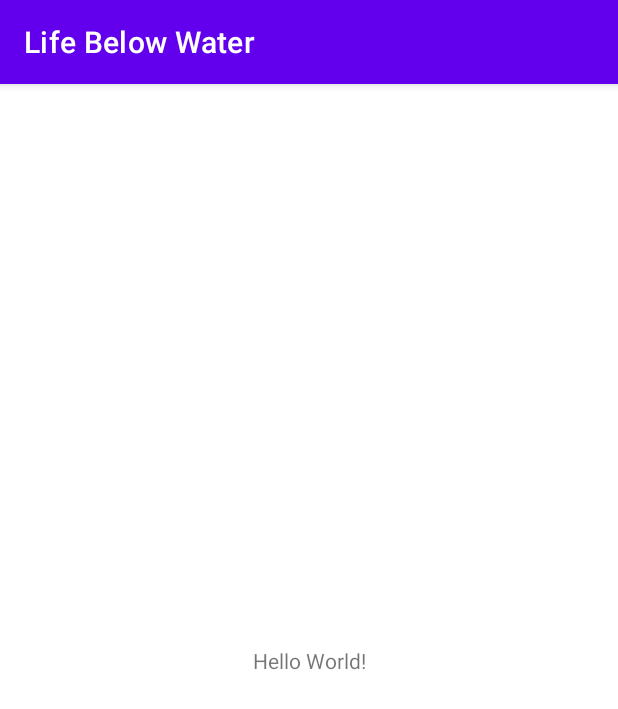
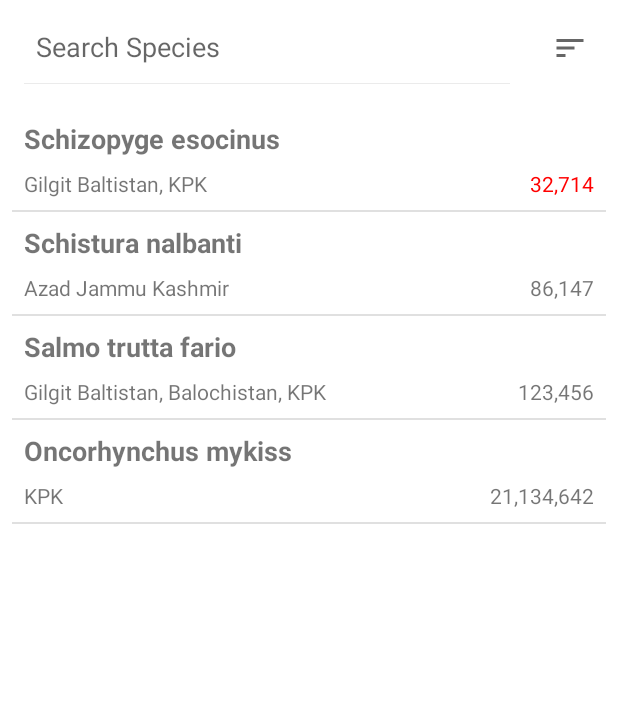
Before and after one commit to mshahidshakeel/LifeBelowWater, an Android app: the screen it shows after launch (MainActivity), on a phone screen of 412 x 824 dp. Shown: the top 709 px of the screen. Run offline under Robolectric (Android 15) with nearby library versions, the phone set to English and light mode, and no system bars.

Commit message:
Add Following Functionalities:
1. Everyone can view species list
2. Everyone can search species by location
3. Everyone can sort species ascending or descing by their population
4. Population of endangered species is higlighted by RED color

```diff
--- a/app/src/main/java/com/shahidshakeel/lifebelowwater/MainActivity.java
+++ b/app/src/main/java/com/shahidshakeel/lifebelowwater/MainActivity.java
@@ -1,14 +1,85 @@
 package com.shahidshakeel.lifebelowwater;
 
 import androidx.appcompat.app.AppCompatActivity;
+import androidx.appcompat.widget.SearchView;
+import androidx.recyclerview.widget.DividerItemDecoration;
+import androidx.recyclerview.widget.LinearLayoutManager;
+import androidx.recyclerview.widget.RecyclerView;
 
 import android.os.Bundle;
+import android.view.View;
+import android.widget.Adapter;
+import android.widget.GridLayout;
+import android.widget.ImageButton;
+
+import com.shahidshakeel.lifebelowwater.model.Specie;
+import com.shahidshakeel.lifebelowwater.utils.recyclerview.species.SpeciesAdapter;
+
+import java.lang.reflect.Array;
+import java.util.ArrayList;
+import java.util.Collection;
+import java.util.Collections;
 
 public class MainActivity extends AppCompatActivity {
+  private final ArrayList<Specie> species = new ArrayList<>();
 
   @Override
   protected void onCreate(Bundle savedInstanceState) {
     super.onCreate(savedInstanceState);
     setContentView(R.layout.activity_main);
+    loadData();
+
+    RecyclerView rvSpecies = findViewById(R.id.rvSpecies);
+    SearchView svSpecies = findViewById(R.id.svSpecies);
+    SpeciesAdapter speciesAdapter = new SpeciesAdapter(species);
+    ImageButton ibSort = findViewById(R.id.ibSort);
+
+    rvSpecies.setAdapter(speciesAdapter);
+    rvSpecies.setLayoutManager(new LinearLayoutManager(this));
+    rvSpecies.addItemDecoration(new DividerItemDecoration(this, DividerItemDecoration.VERTICAL));
+
+    svSpecies.setOnQueryTextListener(
+      new SearchView.OnQueryTextListener() {
+        @Override
+        public boolean onQueryTextSubmit(String query) {
+          return false;
+        }
+
+        @Override
+        public boolean onQueryTextChange(String newText) {
+          speciesAdapter.getSpecieFilter().filter(newText);
+          return false;
+        }
+      }
+    );
+
+    ibSort.setOnClickListener(
+      v -> speciesAdapter.toggleSort()
+    );
+  }
+
+  private void loadData() {
+    ArrayList<String> salmoLocations = new ArrayList<>();
+    salmoLocations.add("Gilgit Baltistan");
+    salmoLocations.add("Balochistan");
+    salmoLocations.add("KPK");
+    species.add(new Specie("Salmo trutta fario", "N/D", salmoLocations, 123456));
+
+    ArrayList<String> mykissLocations = new ArrayList<>();
+    mykissLocations.add("KPK");
+    species.add(new Specie("Oncorhynchus mykiss", "N/D", mykissLocations, 21134642));
+
+    ArrayList<String> schisturaLocations = new ArrayList<>();
+    schisturaLocations.add("Azad Jammu Kashmir");
+    species.add(new Specie("Schistura nalbanti", "N/D", schisturaLocations, 86147));
+
+    ArrayList<String> schizopygeLocations = new ArrayList<>();
+    schizopygeLocations.add("Gilgit Baltistan");
+    schizopygeLocations.add("KPK");
+    species.add(new Specie("Schizopyge esocinus", "N/D", schizopygeLocations, 32714));
+
+
+
+
   }
 }
--- /dev/null
+++ b/app/src/main/java/com/shahidshakeel/lifebelowwater/model/Specie.java
@@ -0,0 +1,54 @@
+package com.shahidshakeel.lifebelowwater.model;
+
+import java.util.ArrayList;
+import java.util.List;
+
+public class Specie implements Comparable<Specie>{
+  private String name, description;
+  private ArrayList<String> locations;
+  private long population;
+
+  public Specie(String name, String description, ArrayList<String> locations, long population) {
+    this.name = name;
+    this.description = description;
+    this.locations = locations;
+    this.population = population;
+  }
+
+  public String getName() {
+    return name;
+  }
+
+  public void setName(String name) {
+    this.name = name;
+  }
+
+  public String getDescription() {
+    return description;
+  }
+
+  public void setDescription(String description) {
+    this.description = description;
+  }
+
+  public ArrayList<String> getLocations() {
+    return locations;
+  }
+
+  public void setLocations(ArrayList<String> locations) {
+    this.locations = locations;
+  }
+
+  public long getPopulation() {
+    return population;
+  }
+
+  public void setPopulation(long population) {
+    this.population = population;
+  }
+
+  @Override
+  public int compareTo(Specie o) {
+    return (int) (this.population - o.getPopulation());
+  }
+}
--- /dev/null
+++ b/app/src/main/java/com/shahidshakeel/lifebelowwater/utils/recyclerview/species/SpeciesAdapter.java
@@ -0,0 +1,98 @@
+package com.shahidshakeel.lifebelowwater.utils.recyclerview.species;
+
+import android.view.LayoutInflater;
+import android.view.View;
+import android.view.ViewGroup;
+import android.widget.Filter;
+
+import androidx.annotation.NonNull;
+import androidx.recyclerview.widget.RecyclerView;
+
+import com.shahidshakeel.lifebelowwater.R;
+import com.shahidshakeel.lifebelowwater.model.Specie;
+
+import java.util.ArrayList;
+import java.util.Collection;
+import java.util.Collections;
+
+public class SpeciesAdapter extends RecyclerView.Adapter<SpeciesViewHolder> {
+  private final ArrayList<Specie> species;
+  private final ArrayList<Specie> filteredSpecies;
+  private boolean sorted;
+
+  public SpeciesAdapter(ArrayList<Specie> species) {
+    Collections.sort(species);
+    sorted = true;
+
+    this.species = species;
+    this.filteredSpecies = new ArrayList<>(this.species);
+  }
+
+  @NonNull
+  @Override
+  public SpeciesViewHolder onCreateViewHolder(@NonNull ViewGroup parent, int viewType) {
+    LayoutInflater inflater = LayoutInflater.from(parent.getContext());
+    View view = inflater.inflate(R.layout.view_holder_species, parent, false);
+    return new SpeciesViewHolder(view);
+  }
+
+  @Override
+  public void onBindViewHolder(@NonNull SpeciesViewHolder holder, int position) {
+    Specie specie = filteredSpecies.get(position);
+    holder.setSpecieName(specie.getName());
+    holder.setSpecieLocations(specie.getLocations());
+    holder.setSpeciePopulation(specie.getPopulation());
+  }
+
+  @Override
+  public int getItemCount() {
+    return filteredSpecies.size();
+  }
+
+  public Filter getSpecieFilter() {
+    return specieFilter;
+  }
+
+  private final Filter specieFilter = new Filter() {
+    @Override
+    protected FilterResults performFiltering(CharSequence constraint) {
+      String searchKey = constraint.toString().toLowerCase();
+
+      FilterResults filterResults = new FilterResults();
+
+      if (searchKey.isEmpty()) {
+        filterResults.values = new ArrayList<>(species);
+      } else {
+        ArrayList<Specie> filteredSpecies = new ArrayList<>();
+        for (Specie specie : species)
+          for (String location : specie.getLocations())
+            if (location.toLowerCase().startsWith(searchKey))
+              filteredSpecies.add(specie);
+
+        filterResults.values = filteredSpecies;
+      }
+
+      return filterResults;
+    }
+
+    @Override
+    protected void publishResults(CharSequence constraint, FilterResults results) {
+      filteredSpecies.clear();
+      filteredSpecies.addAll((Collection<? extends Specie>) results.values);
+      notifyDataSetChanged();
+    }
+  };
+
+  public void toggleSort() {
+    if (sorted) {
+      Collections.reverse(species);
+      Collections.reverse(filteredSpecies);
+      sorted = false;
+    } else {
+      Collections.sort(species);
+      Collections.sort(filteredSpecies);
+      sorted = true;
+    }
+    notifyDataSetChanged();
+  }
+}
--- /dev/null
+++ b/app/src/main/java/com/shahidshakeel/lifebelowwater/utils/recyclerview/species/SpeciesViewHolder.java
@@ -0,0 +1,46 @@
+package com.shahidshakeel.lifebelowwater.utils.recyclerview.species;
+
+import android.annotation.SuppressLint;
+import android.graphics.Color;
+import android.view.View;
+import android.widget.TextView;
+
+import androidx.annotation.NonNull;
+import androidx.recyclerview.widget.RecyclerView;
+
+import com.shahidshakeel.lifebelowwater.R;
+
+import java.text.NumberFormat;
+import java.util.ArrayList;
+import java.util.function.LongBinaryOperator;
+
+public class SpeciesViewHolder extends RecyclerView.ViewHolder {
+  private final TextView tvSpecieName, tvLocations, tvPopulation;
+
+  public SpeciesViewHolder(@NonNull View itemView) {
+    super(itemView);
+    tvSpecieName = itemView.findViewById(R.id.tvSpecieName);
+    tvLocations = itemView.findViewById(R.id.tvLocations);
+    tvPopulation = itemView.findViewById(R.id.tvPopulation);
+  }
+
+  public void setSpecieName(String specieName) {
+    this.tvSpecieName.setText(specieName);
+  }
+
+  public void setSpecieLocations(ArrayList<String> locations) {
+    StringBuilder locationsStringBuilder = new StringBuilder();
+    for (int i = 0; i < locations.size(); ++i) {
+      locationsStringBuilder.append(locations.get(i));
+      if (i != locations.size() - 1)
+        locationsStringBuilder.append(", ");
+    }
+    tvLocations.setText(locationsStringBuilder.toString());
+  }
+
+  public void setSpeciePopulation(long population) {
+    tvPopulation.setText(NumberFormat.getNumberInstance().format(population));
+    if (population < 50000)
+      tvPopulation.setTextColor(Color.RED);
+  }
+}
--- /dev/null
+++ b/app/src/main/res/drawable/ic_baseline_sort_24.xml
@@ -0,0 +1,10 @@
+<vector xmlns:android="http://schemas.android.com/apk/res/android"
+    android:width="24dp"
+    android:height="24dp"
+    android:viewportWidth="24"
+    android:viewportHeight="24"
+    android:tint="?attr/colorControlNormal">
+  <path
+      android:fillColor="@android:color/white"
+      android:pathData="M3,18h6v-2L3,16v2zM3,6v2h18L21,6L3,6zM3,13h12v-2L3,11v2z"/>
+</vector>
--- a/app/src/main/res/layout/activity_main.xml
+++ b/app/src/main/res/layout/activity_main.xml
@@ -6,13 +6,40 @@
     android:layout_height="match_parent"
     tools:context=".MainActivity">
 
-    <TextView
-        android:layout_width="wrap_content"
+    <androidx.appcompat.widget.SearchView
+        android:id="@+id/svSpecies"
+        android:layout_width="0sp"
         android:layout_height="wrap_content"
-        android:text="Hello World!"
+        android:layout_margin="8sp"
+        app:iconifiedByDefault="false"
+        app:layout_constraintBottom_toTopOf="@id/rvSpecies"
+        app:layout_constraintEnd_toStartOf="@id/ibSort"
+        app:layout_constraintStart_toStartOf="parent"
+        app:layout_constraintTop_toTopOf="parent"
+        app:queryHint="Search Species"
+        app:searchIcon="@null" />
+
+    <ImageButton
+        android:id="@+id/ibSort"
+        style="@style/Widget.AppCompat.ButtonBar.AlertDialog"
+        android:layout_width="0sp"
+        android:layout_height="0sp"
+        android:layout_marginEnd="8sp"
+        android:layout_marginRight="8sp"
+        android:src="@drawable/ic_baseline_sort_24"
+        app:layout_constraintBottom_toBottomOf="@id/svSpecies"
+        app:layout_constraintDimensionRatio="1:1"
+        app:layout_constraintEnd_toEndOf="parent"
+        app:layout_constraintTop_toTopOf="@id/svSpecies"
+        tools:ignore="ContentDescription" />
+
+    <androidx.recyclerview.widget.RecyclerView
+        android:id="@+id/rvSpecies"
+        android:layout_width="0sp"
+        android:layout_height="0sp"
+        android:layout_margin="8sp"
         app:layout_constraintBottom_toBottomOf="parent"
-        app:layout_constraintLeft_toLeftOf="parent"
-        app:layout_constraintRight_toRightOf="parent"
-        app:layout_constraintTop_toTopOf="parent" />
-
+        app:layout_constraintEnd_toEndOf="parent"
+        app:layout_constraintStart_toStartOf="parent"
+        app:layout_constraintTop_toBottomOf="@id/svSpecies" />
 </androidx.constraintlayout.widget.ConstraintLayout>
--- /dev/null
+++ b/app/src/main/res/layout/view_holder_species.xml
@@ -0,0 +1,43 @@
+<?xml version="1.0" encoding="utf-8"?>
+<androidx.constraintlayout.widget.ConstraintLayout xmlns:android="http://schemas.android.com/apk/res/android"
+    xmlns:app="http://schemas.android.com/apk/res-auto"
+    android:layout_width="match_parent"
+    android:layout_height="wrap_content">
+
+    <TextView
+        android:id="@+id/tvSpecieName"
+        android:layout_width="match_parent"
+        android:layout_height="wrap_content"
+        android:padding="8sp"
+        android:text="Specie Name"
+        android:textSize="18sp"
+        android:textStyle="bold"
+        app:layout_constraintTop_toTopOf="parent" />
+
+    <TextView
+        android:id="@+id/tvLocations"
+        android:layout_width="0sp"
+        android:layout_height="wrap_content"
+        android:ellipsize="end"
+        android:lines="1"
+        android:paddingHorizontal="8sp"
+        android:paddingBottom="8sp"
+        android:text="Punjab, Sindh, KPK, Balochistan"
+        android:textSize="14sp"
+        app:layout_constraintEnd_toStartOf="@id/tvPopulation"
+        app:layout_constraintStart_toStartOf="parent"
+        app:layout_constraintTop_toBottomOf="@id/tvSpecieName" />
+
+    <TextView
+        android:id="@+id/tvPopulation"
+        android:layout_width="wrap_content"
+        android:layout_height="wrap_content"
+        android:lines="1"
+        android:paddingHorizontal="8sp"
+        android:paddingBottom="8sp"
+        android:text="25,00,000"
+        android:textSize="14sp"
+        app:layout_constraintEnd_toEndOf="parent"
+        app:layout_constraintTop_toBottomOf="@id/tvSpecieName" />
+
+</androidx.constraintlayout.widget.ConstraintLayout>
--- a/app/src/main/res/values-night/themes.xml
+++ b/app/src/main/res/values-night/themes.xml
@@ -1,6 +1,6 @@
 <resources xmlns:tools="http://schemas.android.com/tools">
     <!-- Base application theme. -->
-    <style name="Theme.LifeBelowWater" parent="Theme.MaterialComponents.DayNight.DarkActionBar">
+    <style name="Theme.LifeBelowWater" parent="Theme.MaterialComponents.DayNight.NoActionBar">
         <!-- Primary brand color. -->
         <item name="colorPrimary">@color/purple_200</item>
         <item name="colorPrimaryVariant">@color/purple_700</item>
--- a/app/src/main/res/values/themes.xml
+++ b/app/src/main/res/values/themes.xml
@@ -1,6 +1,6 @@
 <resources xmlns:tools="http://schemas.android.com/tools">
     <!-- Base application theme. -->
-    <style name="Theme.LifeBelowWater" parent="Theme.MaterialComponents.DayNight.DarkActionBar">
+    <style name="Theme.LifeBelowWater" parent="Theme.MaterialComponents.DayNight.NoActionBar">
         <!-- Primary brand color. -->
         <item name="colorPrimary">@color/purple_500</item>
         <item name="colorPrimaryVariant">@color/purple_700</item>
```
